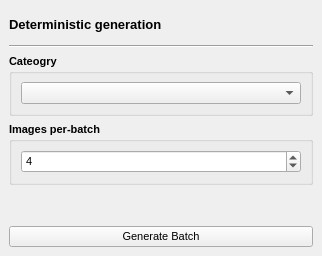
Qt form src/airunner/widgets/deterministic/templates/deterministic_widget.ui (Capsize-Games/airunner) before a commit.
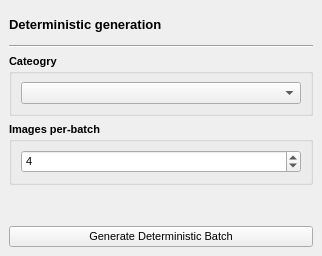
The same form after that commit. Custom widgets are drawn as their Qt base class.

The edit to the form file:
```diff
--- a/src/airunner/widgets/deterministic/templates/deterministic_widget.ui
+++ b/src/airunner/widgets/deterministic/templates/deterministic_widget.ui
@@ -124,7 +124,7 @@
       </font>
      </property>
      <property name="text">
-      <string>Generate Batch</string>
+      <string>Generate Deterministic Batch</string>
      </property>
     </widget>
    </item>
```
Left out of the diff: 56 changed lines with no effect on the pictures.
